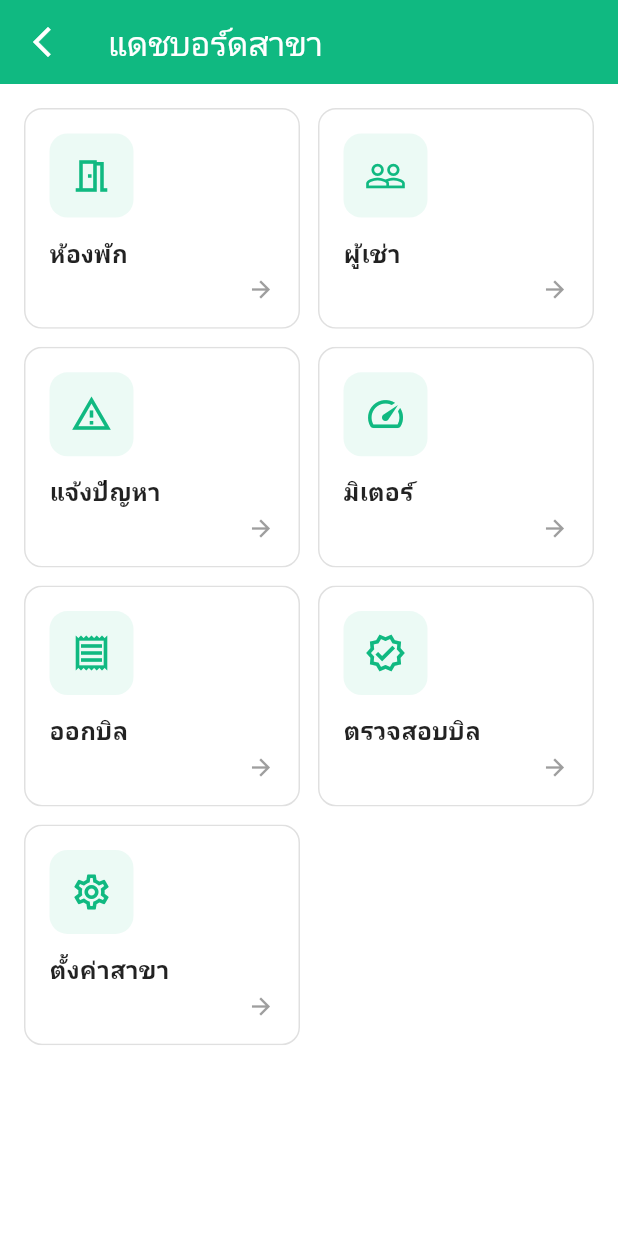
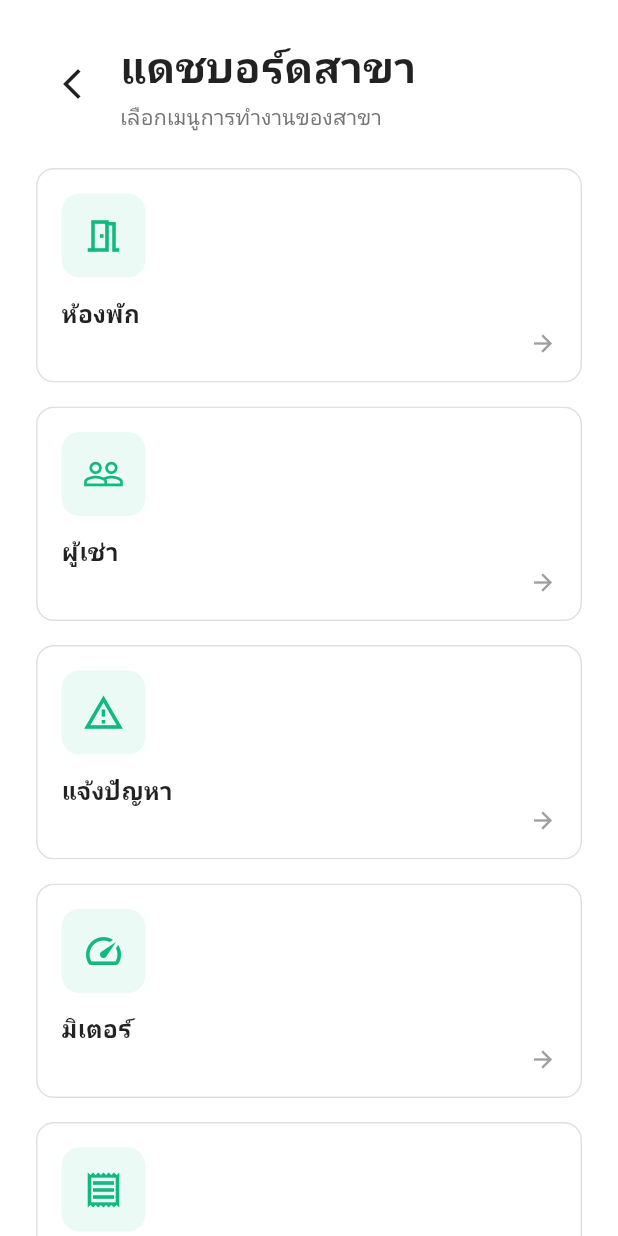
Before and after one commit to Satjatum/Manager_Room_Project1.0, a Flutter app: the BranchDashboardPage screen opened directly, on a phone screen of 412 x 824 dp. Run offline on Flutter 3.47's test engine with Material 3 defaults, Android fonts, the phone set to English and light mode, and no system bars; our stand-ins replace file_picker, image_picker, pdf, printing, shared_preferences, supabase_flutter; accounts and stored records are empty; network calls fail.

Commit message:
feat(sadmin): restyle BranchDashboardPage to match Branchlist theme and add responsive layout like Settingbranch (list on mobile, grid on wide screens) [Droid-assisted]

```diff
--- a/lib/views/sadmin/branchdash_ui.dart
+++ b/lib/views/sadmin/branchdash_ui.dart
@@ -1,4 +1,5 @@
 import 'package:flutter/material.dart';
+import 'package:flutter/foundation.dart';
 import 'package:manager_room_project/views/sadmin/roomlist_ui.dart';
 import 'package:manager_room_project/views/sadmin/tenantlist_ui.dart';
 import 'package:manager_room_project/views/sadmin/issuelist_ui.dart';
@@ -132,54 +133,122 @@ class BranchDashboardPage extends StatelessWidget {
       ),
     ];
 
+    final platform = Theme.of(context).platform;
+    final bool isMobileApp = !kIsWeb &&
+        (platform == TargetPlatform.android || platform == TargetPlatform.iOS);
+
     return WillPopScope(
       onWillPop: _confirmExit,
       child: Scaffold(
         backgroundColor: Colors.white,
-        appBar: AppBar(
-          leading: IconButton(
-            icon: const Icon(Icons.arrow_back_ios_new, color: Colors.white),
+        body: SafeArea(
+          child: Column(
+            crossAxisAlignment: CrossAxisAlignment.start,
+            children: [
+              // Header section (theme-aligned with branchlist_ui / settingbranch_ui)
+              Padding(
+                padding: const EdgeInsets.all(24),
+                child: Row(
+                  crossAxisAlignment: CrossAxisAlignment.center,
+                  children: [
+                    IconButton(
+                      icon: const Icon(Icons.arrow_back_ios_new,
+                          color: Colors.black87),
                       onPressed: () async {
                         if (await _confirmExit()) {
-                if (Navigator.of(context).canPop()) Navigator.of(context).pop();
+                          if (Navigator.of(context).canPop()) {
+                            Navigator.of(context).pop();
+                          }
                         }
                       },
                       tooltip: 'ย้อนกลับ',
                     ),
-          title: Text(branchName == null || branchName!.isEmpty
-              ? 'แดชบอร์ดสาขา'
-              : 'แดชบอร์ด — $branchName'),
-          backgroundColor: AppTheme.primary,
-          foregroundColor: Colors.white,
+                    const SizedBox(width: 8),
+                    Expanded(
+                      child: Column(
+                        crossAxisAlignment: CrossAxisAlignment.start,
+                        children: [
+                          Text(
+                            'แดชบอร์ดสาขา',
+                            style: const TextStyle(
+                              fontSize: 28,
+                              fontWeight: FontWeight.bold,
+                              color: Colors.black87,
                             ),
-      body: LayoutBuilder(
+                          ),
+                          const SizedBox(height: 4),
+                          Text(
+                            (branchName == null || branchName!.isEmpty)
+                                ? 'เลือกเมนูการทำงานของสาขา'
+                                : 'สาขา: $branchName',
+                            style: TextStyle(
+                              fontSize: 14,
+                              color: Colors.grey[600],
+                            ),
+                          ),
+                        ],
+                      ),
+                    ),
+                  ],
+                ),
+              ),
+
+              // Content section (responsive like settingbranch_ui)
+              Expanded(
+                child: LayoutBuilder(
                   builder: (context, constraints) {
-          int cols = 2;
-          final w = constraints.maxWidth;
-          if (w >= 1200) cols = 4;
-          else if (w >= 900) cols = 3;
+                    // On native mobile (Android/iOS) show vertical list for usability
+                    if (isMobileApp) {
+                      return ListView.builder(
+                        padding: const EdgeInsets.fromLTRB(24, 0, 24, 24),
+                        itemCount: items.length,
+                        itemBuilder: (context, i) => Column(
+                          children: [
+                            _DashCard(item: items[i]),
+                            const SizedBox(height: 16),
+                          ],
+                        ),
+                      );
+                    }
 
-          if (cols == 1) {
-            return ListView.separated(
-              padding: const EdgeInsets.all(16),
+                    int crossAxisCount = 1;
+                    if (constraints.maxWidth > 1200) {
+                      crossAxisCount = 4;
+                    } else if (constraints.maxWidth > 900) {
+                      crossAxisCount = 3;
+                    } else if (constraints.maxWidth > 600) {
+                      crossAxisCount = 2;
+                    }
+
+                    if (crossAxisCount == 1) {
+                      return ListView.builder(
+                        padding: const EdgeInsets.fromLTRB(24, 0, 24, 24),
                         itemCount: items.length,
-              separatorBuilder: (_, __) => const SizedBox(height: 12),
-              itemBuilder: (context, i) => _DashCard(item: items[i]),
+                        itemBuilder: (context, i) => Column(
+                          children: [
+                            _DashCard(item: items[i]),
+                            const SizedBox(height: 16),
+                          ],
+                        ),
                       );
                     }
 
                     return GridView.builder(
-            padding: const EdgeInsets.all(16),
+                      padding: const EdgeInsets.fromLTRB(24, 0, 24, 24),
                       gridDelegate: SliverGridDelegateWithFixedCrossAxisCount(
-              crossAxisCount: cols,
-              crossAxisSpacing: 12,
-              mainAxisSpacing: 12,
+                        crossAxisCount: crossAxisCount,
+                        crossAxisSpacing: 16,
+                        mainAxisSpacing: 16,
                         childAspectRatio: 1.25,
                       ),
                       itemCount: items.length,
                       itemBuilder: (context, i) => _DashCard(item: items[i]),
                     );
                   },
+                ),
+              ),
+            ],
+          ),
         ),
       ),
     );
```
Lines whose indentation alone changed are shown as unchanged.
